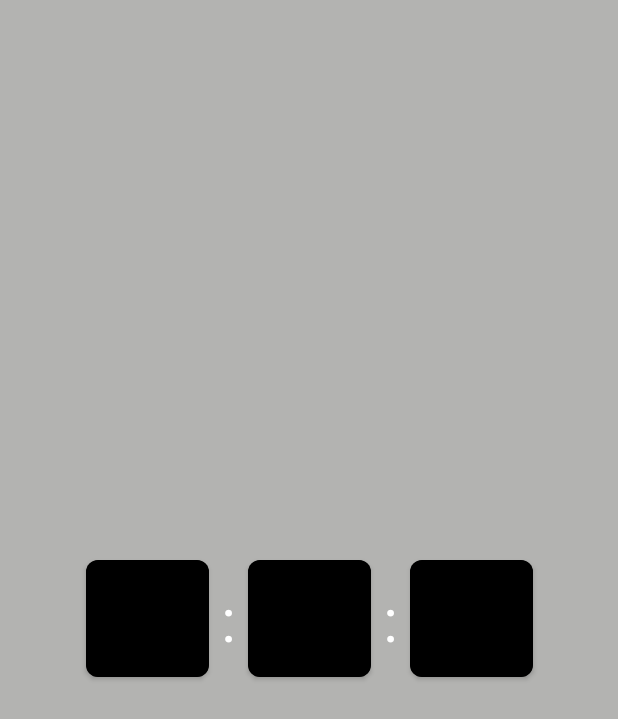
After one commit to ChessCom/android-chessclock, an Android app: the fragment AdjustTimeDialogFragment shown on its own in the app's theme, on a phone screen of 412 x 824 dp. The commit adds this screen. Shown: the top 719 px of the screen. Run offline under Robolectric (Android 15) with nearby library versions, the phone set to English and light mode, and no system bars.

Commit message:
base time adjustments dialog

```diff
--- /dev/null
+++ b/app/src/main/java/com/chess/clock/dialog/AdjustTimeDialogFragment.java
@@ -0,0 +1,15 @@
+package com.chess.clock.dialog;
+
+import com.chess.clock.R;
+
+public class AdjustTimeDialogFragment extends FullScreenDialogFragment {
+
+    public static final String TAG = "AdjustTimeDialogFragment";
+    private static final String ARG_TIME_KEY = "arg_time_key";
+    private static final String ARG_FIRST_PLAYER_KEY = "arg_first_player_key";
+
+    @Override
+    int layoutRes() {
+        return R.layout.dialog_fragment_adjust_time;
+    }
+}
--- /dev/null
+++ b/app/src/main/res/layout/dialog_fragment_adjust_time.xml
@@ -0,0 +1,93 @@
+<?xml version="1.0" encoding="utf-8"?>
+<androidx.constraintlayout.widget.ConstraintLayout xmlns:android="http://schemas.android.com/apk/res/android"
+    xmlns:app="http://schemas.android.com/apk/res-auto"
+    android:layout_width="match_parent"
+    android:layout_height="match_parent"
+    android:background="@color/white_65">
+
+    <androidx.cardview.widget.CardView
+        android:id="@+id/hoursCard"
+        android:layout_width="wrap_content"
+        android:layout_height="wrap_content"
+        app:cardCornerRadius="@dimen/default_radius"
+        app:layout_constraintBottom_toBottomOf="parent"
+        app:layout_constraintEnd_toStartOf="@id/hourColon"
+        app:layout_constraintHorizontal_chainStyle="packed"
+        app:layout_constraintStart_toStartOf="parent"
+        app:layout_constraintTop_toTopOf="parent">
+
+        <EditText
+            android:id="@+id/hoursEt"
+            style="@style/timeInputEditTextStyleLarge"
+            android:layout_width="wrap_content"
+            android:layout_height="match_parent"
+            android:imeOptions="actionDone" />
+    </androidx.cardview.widget.CardView>
+
+    <TextView
+        android:id="@+id/hourColon"
+        android:layout_width="wrap_content"
+        android:layout_height="wrap_content"
+        android:layout_marginHorizontal="@dimen/margin_small"
+        android:text="@string/colon"
+        android:textColor="@color/white"
+        android:textSize="40sp"
+        app:layout_constraintBottom_toBottomOf="@id/hoursCard"
+        app:layout_constraintEnd_toStartOf="@id/minutesCard"
+        app:layout_constraintHorizontal_chainStyle="packed"
+        app:layout_constraintStart_toEndOf="@id/hoursCard"
+        app:layout_constraintTop_toTopOf="@id/hoursCard" />
+
+    <androidx.cardview.widget.CardView
+        android:id="@+id/minutesCard"
+        android:layout_width="wrap_content"
+        android:layout_height="wrap_content"
+        app:cardCornerRadius="@dimen/default_radius"
+        app:layout_constraintBottom_toBottomOf="parent"
+        app:layout_constraintEnd_toStartOf="@id/minutesColon"
+        app:layout_constraintHorizontal_chainStyle="packed"
+        app:layout_constraintStart_toEndOf="@id/hourColon"
+        app:layout_constraintTop_toTopOf="parent">
+
+        <EditText
+            android:id="@+id/minutesEt"
+            style="@style/timeInputEditTextStyleLarge"
+            android:layout_width="wrap_content"
+            android:layout_height="match_parent"
+            android:imeOptions="actionDone" />
+    </androidx.cardview.widget.CardView>
+
+    <TextView
+        android:id="@+id/minutesColon"
+        android:layout_width="wrap_content"
+        android:layout_height="wrap_content"
+        android:layout_marginHorizontal="@dimen/margin_small"
+        android:text="@string/colon"
+        android:textColor="@color/white"
+        android:textSize="40sp"
+        app:layout_constraintBottom_toBottomOf="@id/minutesCard"
+        app:layout_constraintEnd_toStartOf="@+id/secondsCard"
+        app:layout_constraintHorizontal_chainStyle="packed"
+        app:layout_constraintStart_toEndOf="@id/minutesCard"
+        app:layout_constraintTop_toTopOf="@id/minutesCard" />
+
+    <androidx.cardview.widget.CardView
+        android:id="@+id/secondsCard"
+        android:layout_width="wrap_content"
+        android:layout_height="wrap_content"
+        app:cardCornerRadius="@dimen/default_radius"
+        app:layout_constraintBottom_toBottomOf="parent"
+        app:layout_constraintEnd_toEndOf="parent"
+        app:layout_constraintHorizontal_chainStyle="packed"
+        app:layout_constraintStart_toEndOf="@id/minutesColon"
+        app:layout_constraintTop_toTopOf="parent">
+
+        <EditText
+            android:id="@+id/secondsEt"
+            style="@style/timeInputEditTextStyleLarge"
+            android:layout_width="wrap_content"
+            android:layout_height="match_parent"
+            android:imeOptions="actionDone" />
+    </androidx.cardview.widget.CardView>
+
+</androidx.constraintlayout.widget.ConstraintLayout>
--- a/app/src/main/res/values/colors.xml
+++ b/app/src/main/res/values/colors.xml
@@ -15,6 +15,7 @@
     <color name="white">#fff</color>
     <color name="white_20">#33FFFFFF</color>
     <color name="white_50">#80ffffff</color>
+    <color name="white_65">#A6ffffff</color>
     <color name="gray">#4b4847</color>
     <color name="gray_light">#8b8987</color>
     <color name="gray_light_2">#e7e6e5</color>
--- a/app/src/main/res/values/styles.xml
+++ b/app/src/main/res/values/styles.xml
@@ -71,6 +71,20 @@
         <item name="android:selectAllOnFocus">true</item>
     </style>
 
+    <style name="timeInputEditTextStyleLarge" parent="timeInputEditTextStyle">
+        <item name="android:background">@color/black</item>
+        <item name="android:inputType">number</item>
+        <item name="android:textSize">40sp</item>
+        <item name="android:textColor">@color/white</item>
+        <item name="android:minWidth">82dp</item>
+        <item name="android:paddingTop">12dp</item>
+        <item name="android:paddingBottom">12dp</item>
+        <item name="android:paddingStart">6dp</item>
+        <item name="android:paddingEnd">6dp</item>
+        <item name="android:maxLength">2</item>
+        <item name="android:gravity">center</item>
+    </style>
+
     <style name="TabLayout">
         <item name="tabMode">fixed</item>
         <item name="tabIndicatorColor">@color/green</item>
```
